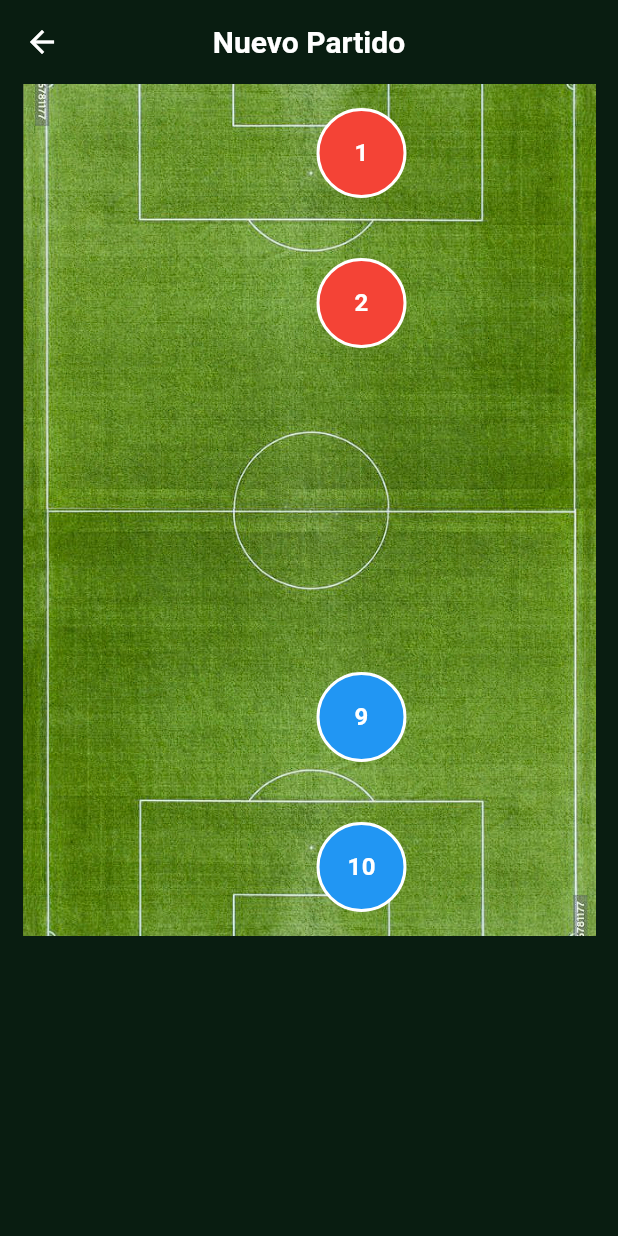
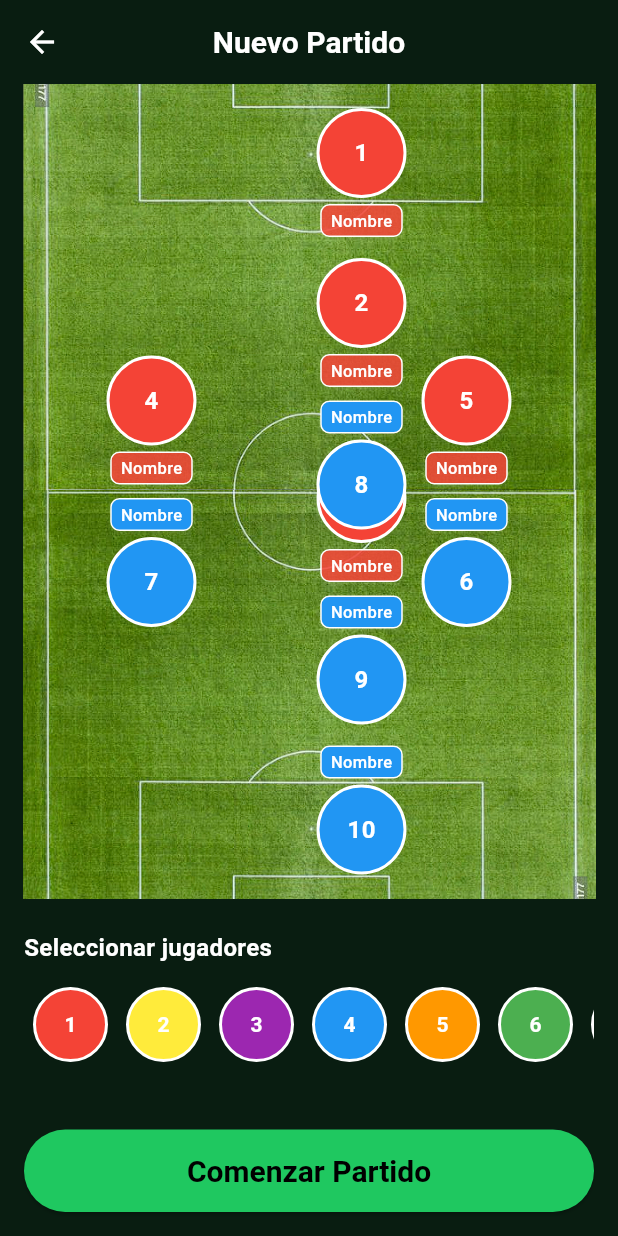
Before and after one commit to FranGonzalez7/football-project, a Flutter app: the NewMatchScreen screen opened by its route, on a phone screen of 412 x 824 dp. Run offline on Flutter 3.47's test engine with Material 3 defaults, Android fonts, the phone set to English and light mode, and no system bars; our stand-ins replace cloud_firestore, firebase_auth, firebase_core, firebase_storage, image_picker; accounts and stored records are empty.

Commit message:
vamos rellenando la new_match_screen

```diff
--- a/lib/screens/new_match/new_match_screen.dart
+++ b/lib/screens/new_match/new_match_screen.dart
@@ -1,13 +1,18 @@
 import 'package:flutter/material.dart';
 import 'package:football_picker/screens/new_match/widgets/player_bubble_down.dart';
 import 'package:football_picker/screens/new_match/widgets/player_bubble_up.dart';
+import 'package:football_picker/screens/new_match/widgets/player_selector_bubble.dart';
 import 'package:football_picker/theme/app_colors.dart';
+import 'package:football_picker/widgets/custom_primary_button.dart';
 
 class NewMatchScreen extends StatelessWidget {
   const NewMatchScreen({super.key});
 
   @override
   Widget build(BuildContext context) {
+    Color upperTeam = Colors.red;
+    Color lowerTeam = Colors.blue;
+
     return Scaffold(
       appBar: AppBar(
         title: const Text('Nuevo Partido'),
@@ -36,39 +41,105 @@ class NewMatchScreen extends StatelessWidget {
 
                       // Jugador 1 (posición fija relativa al campo)
                       Positioned(
-                        left: 196, // distancia desde la izquierda
-                        top: 16, // distancia desde arriba
-                        child: PlayerBubbleUp(color: Colors.red, number: '1'),
+                        left: 196,
+                        top: 16,
+                        child: PlayerBubbleUp(color: upperTeam, number: '1'),
                       ),
                       Positioned(
-                        left: 196, // distancia desde la izquierda
-                        top: 116, // distancia desde arriba
-                        child: PlayerBubbleUp(color: Colors.red, number: '2'),
+                        left: 196,
+                        top: 116,
+                        child: PlayerBubbleUp(color: upperTeam, number: '2'),
+                      ),
+                      Positioned(
+                        left: 196,
+                        top: 246,
+                        child: PlayerBubbleUp(color: upperTeam, number: '3'),
+                      ),
+                      Positioned(
+                        left: 56,
+                        top: 181,
+                        child: PlayerBubbleUp(color: upperTeam, number: '4'),
+                      ),
+                      Positioned(
+                        right: 56,
+                        top: 181,
+                        child: PlayerBubbleUp(color: upperTeam, number: '5'),
                       ),
 
                       // Jugador 2
                       Positioned(
                         left: 196,
                         bottom: 16,
-                        child: PlayerBubbleDown(color: Colors.blue, number: '10',),
+                        child: PlayerBubbleDown(color: lowerTeam, number: '10'),
                       ),
                       Positioned(
                         left: 196,
                         bottom: 116,
-                        child: PlayerBubbleDown(color: Colors.blue, number: '9',),
+                        child: PlayerBubbleDown(color: lowerTeam, number: '9'),
                       ),
-
-                      // Puedes seguir añadiendo más jugadores...
+                      Positioned(
+                        left: 196,
+                        bottom: 246,
+                        child: PlayerBubbleDown(color: lowerTeam, number: '8'),
+                      ),
+                      Positioned(
+                        left: 56,
+                        bottom: 181,
+                        child: PlayerBubbleDown(color: lowerTeam, number: '7'),
+                      ),
+                      Positioned(
+                        right: 56,
+                        bottom: 181,
+                        child: PlayerBubbleDown(color: lowerTeam, number: '6'),
+                      ),
                     ],
                   ),
                 ),
               ),
             ),
+
+            SizedBox(height: 5,),
             Container(
-              height: 200,
-            )
+              height: 220,
+              padding: const EdgeInsets.all(16),
+              decoration: BoxDecoration(
+                color: AppColors.background,
+
+              ),
+              child: Column(
+                crossAxisAlignment: CrossAxisAlignment.stretch,
+                children: [
+                  const Text(
+                    'Seleccionar jugadores',
+                    style: TextStyle(fontSize: 16, fontWeight: FontWeight.bold),
+                  ),
+                  const SizedBox(height: 10),
+                  SizedBox(
+                    height: 60,
+                    child: ListView(
+                      scrollDirection: Axis.horizontal,
+                      children: const [
+                        PlayerSelectorBubble(number: '1', color: Colors.red),
+                        PlayerSelectorBubble(number: '2', color: Colors.yellow),
+                        PlayerSelectorBubble(number: '3', color: Colors.purple),
+                        PlayerSelectorBubble(number: '4', color: Colors.blue),
+                        PlayerSelectorBubble(number: '5', color: Colors.orange),
+                        PlayerSelectorBubble(number: '6', color: Colors.green),
+                        PlayerSelectorBubble(number: '7', color: Colors.lightBlueAccent),
+                        PlayerSelectorBubble(number: '8', color: Colors.black),
+                        PlayerSelectorBubble(number: '9', color: Colors.grey),
+
+                      ],
+                    ),
+                  ),
+                  const Spacer(),
+                  CustomPrimaryButton(text: 'Comenzar Partido', onPressed: () {
+
+                  },)
+                ],
+              ),
+            ),
           ],
-
         ),
       ),
     );
--- a/lib/screens/new_match/widgets/player_bubble_down.dart
+++ b/lib/screens/new_match/widgets/player_bubble_down.dart
@@ -12,8 +12,35 @@ class PlayerBubbleDown extends StatelessWidget {
 
   @override
   Widget build(BuildContext context) {
-    return Container(
-      width: 60, // Tamaño de la burbuja
+    return Column(
+      mainAxisSize: MainAxisSize.min,
+      children: [
+        Container(
+          padding: const EdgeInsets.symmetric(horizontal: 6, vertical: 2),
+          decoration: BoxDecoration(
+            color: color,
+            borderRadius: BorderRadius.circular(6),
+            border: Border.all(color: Colors.white),
+            boxShadow: [
+              BoxShadow(
+                color: Colors.white.withOpacity(0.1),
+                blurRadius: 2,
+                offset: const Offset(0, 1),
+              ),
+            ],
+          ),
+          child: const Text(
+            'Nombre',
+            style: TextStyle(
+              fontSize: 11,
+              fontWeight: FontWeight.w500,
+              color: Colors.white,
+            ),
+          ),
+        ),
+        const SizedBox(height: 4),
+        Container(
+          width: 60,
           height: 60,
           decoration: BoxDecoration(
             shape: BoxShape.circle,
@@ -29,6 +56,8 @@ class PlayerBubbleDown extends StatelessWidget {
               fontSize: 16,
             ),
           ),
+        ),
+      ],
     );
   }
 }
--- a/lib/screens/new_match/widgets/player_bubble_up.dart
+++ b/lib/screens/new_match/widgets/player_bubble_up.dart
@@ -12,8 +12,11 @@ class PlayerBubbleUp extends StatelessWidget {
 
   @override
   Widget build(BuildContext context) {
-    return Container(
-      width: 60, // Tamaño de la burbuja
+    return Column(
+      mainAxisSize: MainAxisSize.min,
+      children: [
+        Container(
+          width: 60,
           height: 60,
           decoration: BoxDecoration(
             shape: BoxShape.circle,
@@ -29,6 +32,32 @@ class PlayerBubbleUp extends StatelessWidget {
               fontSize: 16,
             ),
           ),
+        ),
+        const SizedBox(height: 4),
+        Container(
+          padding: const EdgeInsets.symmetric(horizontal: 6, vertical: 2),
+          decoration: BoxDecoration(
+            color: Colors.red.withOpacity(0.85),
+            borderRadius: BorderRadius.circular(6),
+            border: Border.all(color: Colors.white),
+            boxShadow: [
+              BoxShadow(
+                color: Colors.white.withOpacity(0.1),
+                blurRadius: 2,
+                offset: const Offset(0, 1),
+              ),
+            ],
+          ),
+          child: const Text(
+            'Nombre',
+            style: TextStyle(
+              fontSize: 11,
+              fontWeight: FontWeight.w500,
+              color: Colors.white,
+            ),
+          ),
+        ),
+      ],
     );
   }
 }
--- /dev/null
+++ b/lib/screens/new_match/widgets/player_selector_bubble.dart
@@ -0,0 +1,34 @@
+import 'package:flutter/material.dart';
+
+class PlayerSelectorBubble extends StatelessWidget {
+  final String number;
+  final Color color;
+
+  const PlayerSelectorBubble({
+    super.key,
+    required this.number,
+    required this.color,
+  });
+
+  @override
+  Widget build(BuildContext context) {
+    return Container(
+      margin: const EdgeInsets.symmetric(horizontal: 6),
+      width: 50,
+      height: 50,
+      decoration: BoxDecoration(
+        shape: BoxShape.circle,
+        color: color,
+        border: Border.all(color: Colors.white, width: 2),
+      ),
+      alignment: Alignment.center,
+      child: Text(
+        number,
+        style: const TextStyle(
+          color: Colors.white,
+          fontWeight: FontWeight.bold,
+        ),
+      ),
+    );
+  }
+}
```
Also changed, not shown: 1 other file. Lines whose indentation alone changed are shown as unchanged.
